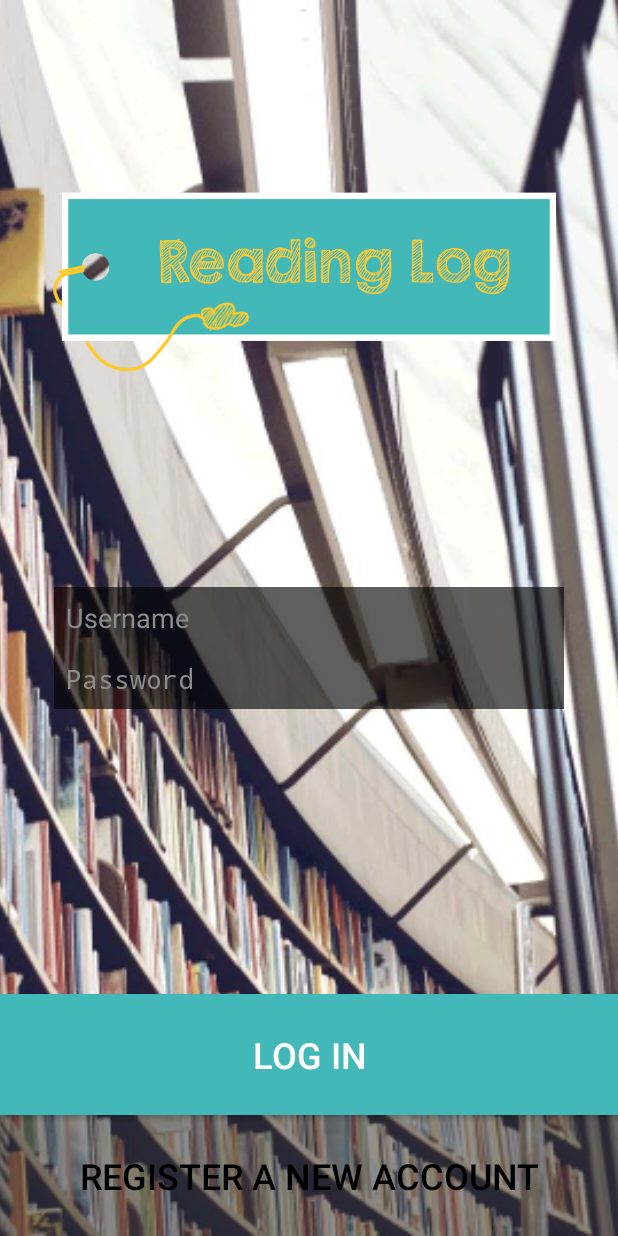
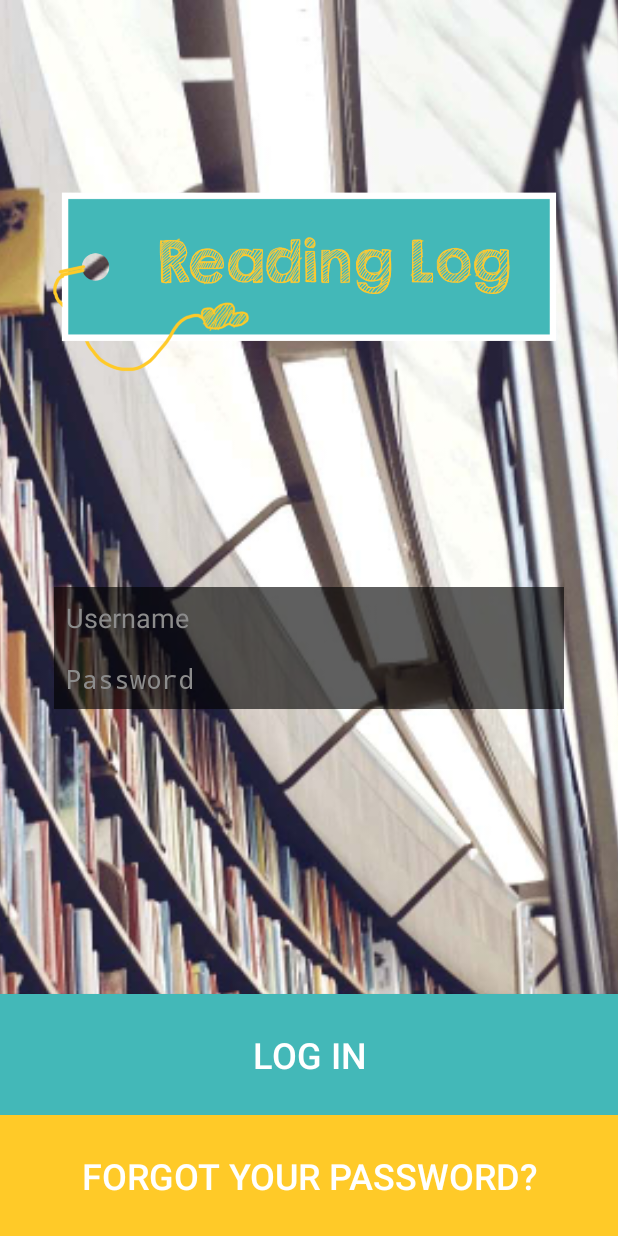
Before and after one commit to bradholland84/Bookmark, an Android app: the screen it shows after launch (WelcomeActivity), after a tap on "LOG IN", on a phone screen of 412 x 824 dp. Run offline under Robolectric (Android 15) with nearby library versions, the phone set to English and light mode, and no system bars; our stand-ins replace Picasso; libraries missing offline, so code that uses them is left out: com.afollestad.materialdialogs, com.crashlytics.android, io.fabric.sdk, net.danlew.android; pictures from the network do not load; 4 statements that could not run were skipped.

Commit message:
fixed the welcome screen, now allows for users to reset their password!

```diff
--- a/app/src/main/java/com/android/bradholland/bookmark/LogsActivity.java
+++ b/app/src/main/java/com/android/bradholland/bookmark/LogsActivity.java
@@ -170,4 +170,6 @@ public class LogsActivity extends ActionBarActivity {
             }
         };
     }
+
+
 }
--- a/app/src/main/java/com/android/bradholland/bookmark/WelcomeActivity.java
+++ b/app/src/main/java/com/android/bradholland/bookmark/WelcomeActivity.java
@@ -14,9 +14,11 @@ import android.widget.ImageView;
 import android.widget.TextView;
 import android.widget.Toast;
 
+import com.afollestad.materialdialogs.MaterialDialog;
 import com.parse.LogInCallback;
 import com.parse.ParseException;
 import com.parse.ParseUser;
+import com.parse.RequestPasswordResetCallback;
 import com.parse.SignUpCallback;
 import com.squareup.picasso.Picasso;
 
@@ -28,24 +30,30 @@ public class WelcomeActivity extends Activity {
     private EditText usernameEditText;
     private EditText passwordEditText;
     private EditText passwordAgainEditText;
+    private EditText emailEditText;
+    private boolean resetPassword;
 
     @Override
     protected void onCreate(Bundle savedInstanceState) {
         super.onCreate(savedInstanceState);
         setContentView(R.layout.activity_welcome);
-
+        resetPassword = false;
         final Button registerButton = (Button) findViewById(R.id.signup_button);
         final Button loginButton = (Button) findViewById(R.id.login_button);
         usernameEditText = (EditText) findViewById(R.id.username);
         passwordEditText = (EditText) findViewById(R.id.password);
         passwordAgainEditText = (EditText) findViewById(R.id.passwordagain);
+        emailEditText = (EditText) findViewById(R.id.email);
+
 
         usernameEditText.setAlpha(0);
         passwordEditText.setAlpha(0);
         passwordAgainEditText.setAlpha(0);
+        emailEditText.setAlpha(0);
         usernameEditText.setEnabled(false);
         passwordEditText.setEnabled(false);
         passwordAgainEditText.setEnabled(false);
+        emailEditText.setEnabled(false);
 
         ImageView background = (ImageView) findViewById(R.id.iv_background);
         //ImageView logo = (ImageView) findViewById(R.id.logo);
@@ -57,10 +65,9 @@ public class WelcomeActivity extends Activity {
         loginButton.setOnClickListener(new OnClickListener() {
             public void onClick(View v) {
                 loginButton.setBackgroundColor(getResources().getColor(R.color.primary));
-                registerButton.setEnabled(false);
-                registerButton.setBackgroundColor(getResources().getColor(
-                        R.color.dim_foreground_disabled_material_light));
-                registerButton.setTextColor(getResources().getColor(R.color.black));
+                resetPassword = true;
+                registerButton.setBackgroundColor(getResources().getColor(R.color.accent));
+                registerButton.setText(getResources().getString(R.string.forgot_password));
 
                 usernameEditText.setAlpha(1);
                 passwordEditText.setAlpha(1);
@@ -92,13 +99,15 @@ public class WelcomeActivity extends Activity {
         registerButton.setOnClickListener(new OnClickListener() {
             public void onClick(View v) {
                 // Set up the signup form.
-
+                if (!resetPassword) {
                     usernameEditText.setAlpha(1);
                     passwordEditText.setAlpha(1);
                     passwordAgainEditText.setAlpha(1);
+                    emailEditText.setAlpha(1);
                     usernameEditText.setEnabled(true);
                     passwordEditText.setEnabled(true);
                     passwordAgainEditText.setEnabled(true);
+                    emailEditText.setEnabled(true);
                     loginButton.setEnabled(false);
                     loginButton.setAlpha(0);
 
@@ -120,6 +129,9 @@ public class WelcomeActivity extends Activity {
                             signup();
                         }
                     });
+                } else {
+                    showPasswordResetDialog();
+                }
             }
         });
     }
@@ -182,6 +194,7 @@ public class WelcomeActivity extends Activity {
         String username = usernameEditText.getText().toString().trim();
         String password = passwordEditText.getText().toString().trim();
         String passwordAgain = passwordAgainEditText.getText().toString().trim();
+        String email = emailEditText.getText().toString().trim();
 
         // Validate the sign up data
         boolean validationError = false;
@@ -204,6 +217,13 @@ public class WelcomeActivity extends Activity {
             validationError = true;
             validationErrorMessage.append(getString(R.string.error_mismatched_passwords));
         }
+        if (email.length() == 0) {
+            if (validationError) {
+                validationErrorMessage.append(getString(R.string.error_email));
+            }
+            validationError = true;
+            validationErrorMessage.append(getString(R.string.error_no_email));
+        }
         validationErrorMessage.append(getString(R.string.error_end));
 
         // If there is a validation error, display the error
@@ -222,6 +242,7 @@ public class WelcomeActivity extends Activity {
         ParseUser user = new ParseUser();
         user.setUsername(username);
         user.setPassword(password);
+        user.setEmail(email);
 
 
         // Call the Parse signup method
@@ -241,4 +262,45 @@ public class WelcomeActivity extends Activity {
             }
         });
     }
+
+    public void showPasswordResetDialog() {
+        new MaterialDialog.Builder(this)
+                .title("Password reset")
+                .customView(R.layout.dialog_reset_password, false)
+                .positiveText("send")
+                .negativeText("cancel")
+                .negativeColorRes(R.color.primary)
+                .positiveColorRes(R.color.primary)
+                .callback(new MaterialDialog.ButtonCallback() {
+                    @Override
+                    public void onPositive(MaterialDialog dialog) {
+                        View v = dialog.getCustomView();
+                        EditText email = (EditText) v.findViewById(R.id.et_dialog_email);
+                        String s = email.getText().toString().trim();
+                        ParseUser.requestPasswordResetInBackground(s, new RequestPasswordResetCallback() {
+                            @Override
+                            public void done(ParseException e) {
+                                if (e == null) {
+                                    Toast.makeText(getBaseContext(), "Email sent", Toast.LENGTH_LONG).show();
                                 }
+                            }
+                        });
+
+                    }
+                })
+                .show();
+    }
+
+    @Override
+    public void onPause() {
+        resetPassword = false;
+        super.onPause();
+    }
+
+    @Override
+    public void onDestroy() {
+        resetPassword = false;
+        super.onDestroy();
+    }
+
+}
--- a/app/src/main/res/layout/activity_welcome.xml
+++ b/app/src/main/res/layout/activity_welcome.xml
@@ -73,6 +73,23 @@
         android:layout_marginLeft="36dp"
         android:layout_marginRight="36dp" />
 
+    <EditText
+        android:layout_width="match_parent"
+        android:layout_height="wrap_content"
+        android:inputType="textEmailAddress"
+        android:id="@+id/email"
+        android:maxLines="1"
+        android:singleLine="true"
+        android:hint="@string/email_explain"
+        android:background="#a0000000"
+        android:textColor="@color/white"
+        android:textColorHint="#ff8c8c8c"
+        android:padding="8dp"
+        android:layout_below="@id/passwordagain"
+        android:layout_centerHorizontal="true"
+        android:layout_marginLeft="36dp"
+        android:layout_marginRight="36dp"/>
+
     <Button
         android:id="@+id/login_button"
         android:layout_width="wrap_content"
--- a/app/src/main/res/values/strings.xml
+++ b/app/src/main/res/values/strings.xml
@@ -18,8 +18,10 @@
     <string name="prompt_password">Password</string>
     <string name="prompt_password_again">Password Again</string>
     <string name="error_intro">"Please "</string>
+    <string name="error_email">Please specify your email address</string>
     <string name="error_blank_username">enter a username</string>
     <string name="error_blank_password">enter a password</string>
+    <string name="error_no_email">no email given</string>
     <string name="error_mismatched_passwords">enter the same password twice</string>
     <string name="error_join">", and "</string>
     <string name="error_end">.</string>
@@ -47,5 +49,9 @@
     <string name="recent_logs">Most Recent reading logs</string>
     <string name="no_recent_logs">No recent reading logs</string>
     <string name="delete_log">Delete log</string>
+    <string name="email">Email</string>
+    <string name="email_explain">Email to ONLY reset password</string>
+    <string name="forgot_password">Forgot your password?</string>
+    <string name="reset_dialog_content">Please enter the email address associated with your account and we will send you instructions to reset your password.</string>
 
 </resources>
```
Also changed, not shown: app/src/main/res/layout/dialog_reset_password.xml (added, +23 -0 lines). Lines whose indentation alone changed are shown as unchanged.
